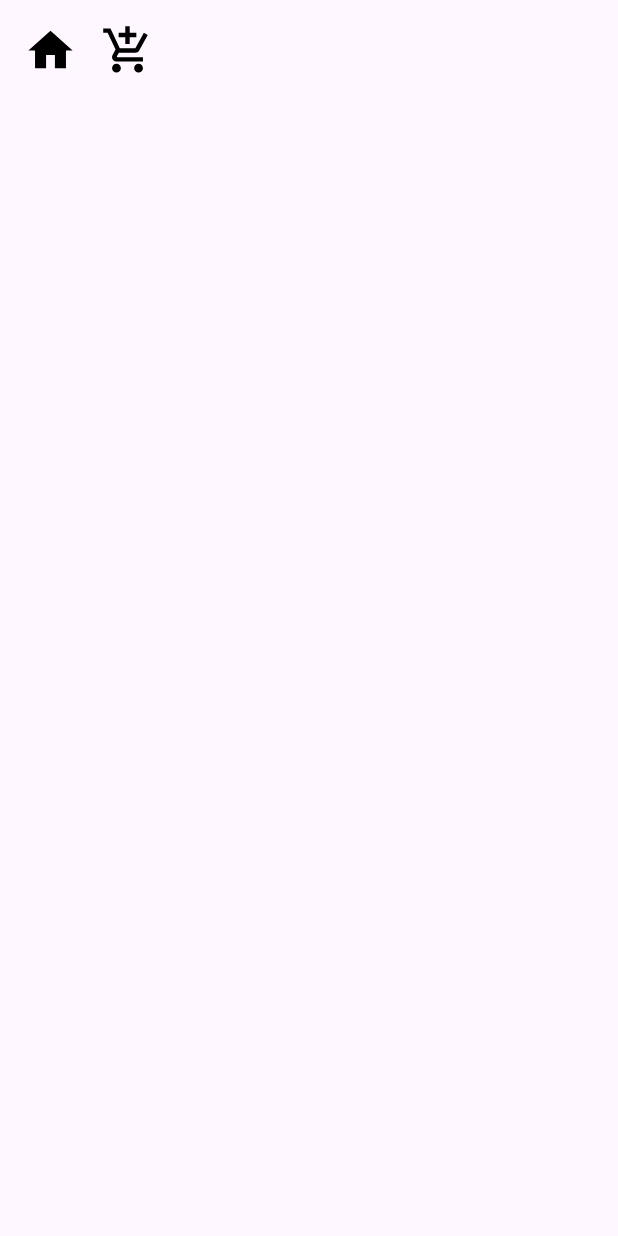
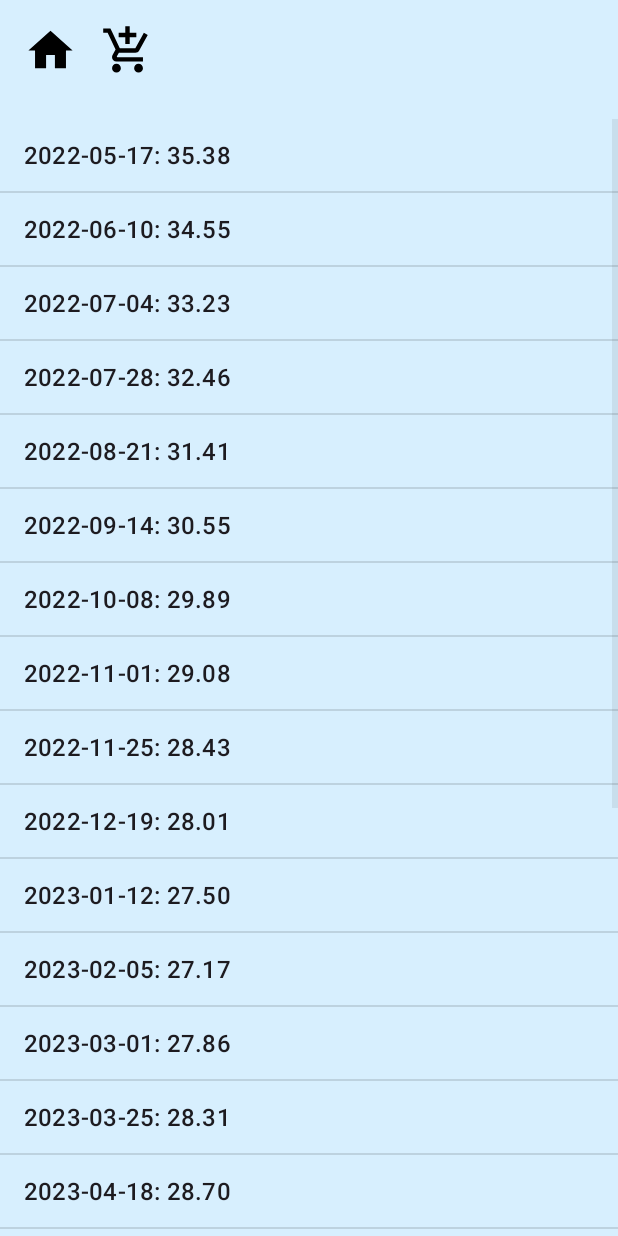
Before and after one commit to rutkowsm/bmi_calculator, an Android app: the BmiChartActivity screen opened directly, with no data from a screen before it, on a phone screen of 412 x 824 dp. Before the commit the screen is almost empty. Run offline under Robolectric (Android 15) with nearby library versions, the phone set to English and light mode, and no system bars.

Commit message:
Chart BMI - display list

```diff
--- a/app/src/main/java/com/example/bmi_calculator/BmiChartActivity.java
+++ b/app/src/main/java/com/example/bmi_calculator/BmiChartActivity.java
@@ -5,9 +5,11 @@ import android.content.SharedPreferences;
 import android.os.Bundle;
 
 import android.view.View;
+import android.widget.ArrayAdapter;
 import android.widget.Button;
 import android.widget.EditText;
 import android.widget.ImageView;
+import android.widget.ListView;
 
 import androidx.appcompat.app.AppCompatActivity;
 import androidx.recyclerview.widget.LinearLayoutManager;
@@ -17,17 +19,26 @@ import com.google.gson.Gson;
 import com.google.gson.reflect.TypeToken;
 import java.lang.reflect.Type;
 import java.util.ArrayList;
+import java.util.List;
+import java.util.Map;
 
 public class BmiChartActivity extends AppCompatActivity {
 
     ImageView homeImg, shoppingCartImg;
+    private List<String> bmiList;
+    private ListView listBmiResults;
+
     @Override
     protected void onCreate(Bundle savedInstanceState) {
         super.onCreate(savedInstanceState);
         setContentView(R.layout.activity_bmi_chart);
+        //Data initialization for BMI chart
+        BmiDataManager.initializeBmiDataIfNecessary(this);
 
         homeImg = findViewById(R.id.homeImg);
         shoppingCartImg = findViewById(R.id.shoppingCartImg);
+        listBmiResults = findViewById(R.id.listBmiResults);
+        bmiList = new ArrayList<>();
 
         homeImg.setOnClickListener(new View.OnClickListener() {
             @Override
@@ -44,6 +55,14 @@ public class BmiChartActivity extends AppCompatActivity {
                 startActivity(intent);
             }
         });
+
+        Map<String, Double> bmiResults = BmiDataManager.loadBmiResults(this);
+        for (Map.Entry<String, Double> entry : bmiResults.entrySet()) {
+            bmiList.add(entry.getKey() + ": " + String.format("%.2f", entry.getValue()));
+        }
+
+        ArrayAdapter<String> adapter = new ArrayAdapter<>(this, android.R.layout.simple_list_item_1, bmiList);
+        listBmiResults.setAdapter(adapter);
     }
 
 
--- /dev/null
+++ b/app/src/main/java/com/example/bmi_calculator/BmiDataManager.java
@@ -0,0 +1,76 @@
+package com.example.bmi_calculator;
+
+import android.content.Context;
+import android.content.SharedPreferences;
+
+import com.google.gson.Gson;
+import com.google.gson.reflect.TypeToken;
+
+import java.lang.reflect.Type;
+import java.util.LinkedHashMap;
+import java.util.Map;
+
+public class BmiDataManager {
+
+    private static final String PREFS_NAME = "BmiPrefs";
+    private static final String BMI_RESULTS_KEY = "bmiResults";
+
+    public static void saveBmiResults(Context context, Map<String, Double> bmiResults) {
+
+        SharedPreferences prefs = context.getSharedPreferences(PREFS_NAME, Context.MODE_PRIVATE);
+        SharedPreferences.Editor editor = prefs.edit();
+        Gson gson = new Gson();
+        String json = gson.toJson(bmiResults);
+        editor.putString(BMI_RESULTS_KEY, json);
+        editor.apply();
+    }
+
+    public static Map<String, Double> loadBmiResults(Context context) {
+        SharedPreferences prefs = context.getSharedPreferences(PREFS_NAME, Context.MODE_PRIVATE);
+        String json = prefs.getString(BMI_RESULTS_KEY, null);
+        Gson gson = new Gson();
+        Type type = new TypeToken<Map<String, Double>>() {}.getType();
+        Map<String, Double> bmiResults = gson.fromJson(json, type);
+        return bmiResults != null ? bmiResults : new LinkedHashMap<>();
+    }
+
+    public static void initializeBmiDataIfNecessary(Context context){
+        Map<String, Double> existingData = BmiDataManager.loadBmiResults(context);
+        if (existingData.isEmpty()) {
+            Map<String, Double> bmiResults = new LinkedHashMap<>();
+            //Dummy data
+            bmiResults.put("2022-05-17", 35.38);
+            bmiResults.put("2022-06-10", 34.55);
+            bmiResults.put("2022-07-04", 33.23);
+            bmiResults.put("2022-07-28", 32.46);
+            bmiResults.put("2022-08-21", 31.41);
+            bmiResults.put("2022-09-14", 30.55);
+            bmiResults.put("2022-10-08", 29.89);
+            bmiResults.put("2022-11-01", 29.08);
+            bmiResults.put("2022-11-25", 28.43);
+            bmiResults.put("2022-12-19", 28.01);
+            bmiResults.put("2023-01-12", 27.50);
+            bmiResults.put("2023-02-05", 27.17);
+            bmiResults.put("2023-03-01", 27.86);
+            bmiResults.put("2023-03-25", 28.31);
+            bmiResults.put("2023-04-18", 28.70);
+            bmiResults.put("2023-05-12", 28.13);
+            bmiResults.put("2023-06-05", 27.80);
+            bmiResults.put("2023-06-29", 27.41);
+            bmiResults.put("2023-07-23", 27.02);
+            bmiResults.put("2023-08-16", 26.40);
+            bmiResults.put("2023-09-09", 25.83);
+            bmiResults.put("2023-10-03", 25.14);
+            bmiResults.put("2023-10-27", 24.58);
+            bmiResults.put("2023-11-20", 24.19);
+            bmiResults.put("2023-12-14", 23.80);
+            bmiResults.put("2024-01-07", 24.19);
+            bmiResults.put("2024-01-31", 24.04);
+            bmiResults.put("2024-02-24", 24.61);
+            bmiResults.put("2024-03-19", 24.96);
+            bmiResults.put("2024-04-12", 24.07);
+
+            BmiDataManager.saveBmiResults(context, bmiResults);
+        }
+    }
+}
--- a/app/src/main/res/layout/activity_bmi_chart.xml
+++ b/app/src/main/res/layout/activity_bmi_chart.xml
@@ -2,6 +2,7 @@
 <androidx.constraintlayout.widget.ConstraintLayout xmlns:android="http://schemas.android.com/apk/res/android"
     xmlns:app="http://schemas.android.com/apk/res-auto"
     xmlns:tools="http://schemas.android.com/tools"
+    android:background="@color/light_blue"
     android:layout_width="match_parent"
     android:layout_height="match_parent"
     tools:context=".RecipeDetailActivity">
@@ -29,4 +30,12 @@
         app:layout_constraintStart_toEndOf="@+id/homeImg"
         app:layout_constraintTop_toTopOf="parent" />
 
+    <ListView
+        android:id="@+id/listBmiResults"
+        android:layout_width="match_parent"
+        android:layout_height="wrap_content"
+        android:layout_marginTop="28dp"
+        app:layout_constraintTop_toBottomOf="@+id/shoppingCartImg"
+        tools:layout_editor_absoluteX="0dp" />
+
 </androidx.constraintlayout.widget.ConstraintLayout>
--- /dev/null
+++ b/app/src/main/res/values-land/dimens.xml
@@ -0,0 +1,3 @@
+<resources>
+      <dimen name="fab_margin">48dp</dimen>
+   </resources>
--- /dev/null
+++ b/app/src/main/res/values-v23/themes.xml
@@ -0,0 +1,8 @@
+<resources xmlns:tools="http://schemas.android.com/tools">
+  <style name="Theme.Bmi_calculator" parent="Base.Theme.Bmi_calculator">
+    <!-- Transparent system bars for edge-to-edge. -->
+    <item name="android:navigationBarColor">@android:color/transparent</item>
+    <item name="android:statusBarColor">@android:color/transparent</item>
+    <item name="android:windowLightStatusBar">?attr/isLightTheme</item>
+  </style>
+</resources>
--- /dev/null
+++ b/app/src/main/res/values-w1240dp/dimens.xml
@@ -0,0 +1,3 @@
+<resources>
+      <dimen name="fab_margin">200dp</dimen>
+   </resources>
--- /dev/null
+++ b/app/src/main/res/values-w600dp/dimens.xml
@@ -0,0 +1,3 @@
+<resources>
+      <dimen name="fab_margin">48dp</dimen>
+   </resources>
--- /dev/null
+++ b/app/src/main/res/values/dimens.xml
@@ -0,0 +1,3 @@
+<resources>
+      <dimen name="fab_margin">16dp</dimen>
+   </resources>
```
Also changed, not shown: app/src/main/res/navigation/nav_graph.xml (added, +28 -0 lines).
